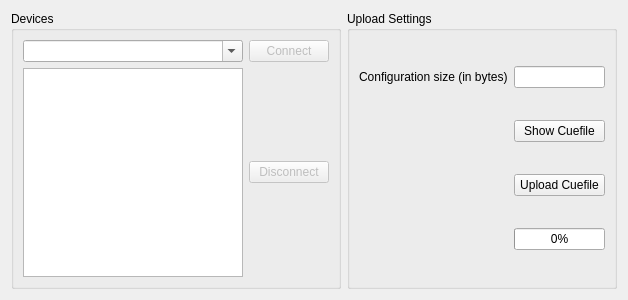
This is src/widget/devicecontrolwidget.ui in 8bitbuddhist/PixelMaestro-Studio as Qt 5 draws it before an edit. The edited form follows.
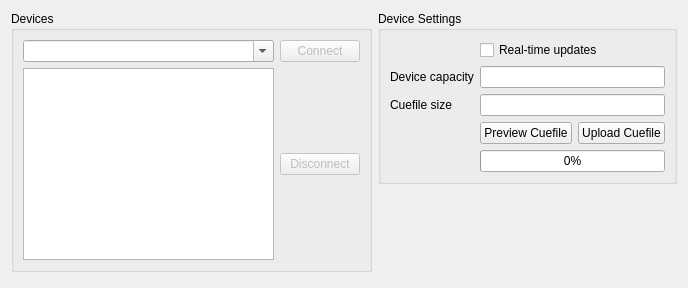
This is the edited form.

Commit message: SerialDevice - Added utility class for managing individual serial devices. MainWindow - File choosers now remember the last directory used. DeviceControlWidget - Added checkbox to toggle real-time updates of devices.

```diff
--- a/src/widget/devicecontrolwidget.ui
+++ b/src/widget/devicecontrolwidget.ui
@@ -6,40 +6,104 @@
    <rect>
     <x>0</x>
     <y>0</y>
-    <width>628</width>
-    <height>300</height>
+    <width>688</width>
+    <height>288</height>
    </rect>
   </property>
   <property name="windowTitle">
    <string>Form</string>
   </property>
   <layout class="QGridLayout" name="gridLayout">
-   <item row="0" column="0">
+   <item row="0" column="1" alignment="Qt::AlignTop">
+    <widget class="QGroupBox" name="deviceSettingsGroupBox">
+     <property name="title">
+      <string>Device Settings</string>
+     </property>
+     <layout class="QGridLayout" name="gridLayout_3">
+      <item row="4" column="0">
+       <widget class="QLabel" name="label">
+        <property name="text">
+         <string>Cuefile size</string>
+        </property>
+       </widget>
+      </item>
+      <item row="8" column="1">
+       <widget class="QProgressBar" name="uploadProgressBar">
+        <property name="value">
+         <number>0</number>
+        </property>
+        <property name="invertedAppearance">
+         <bool>false</bool>
+        </property>
+       </widget>
+      </item>
+      <item row="3" column="1">
+       <widget class="QLineEdit" name="capacityLineEdit"/>
+      </item>
+      <item row="4" column="1">
+       <widget class="QLineEdit" name="configSizeLineEdit">
+        <property name="readOnly">
+         <bool>true</bool>
+        </property>
+       </widget>
+      </item>
+      <item row="3" column="0">
+       <widget class="QLabel" name="label_2">
+        <property name="text">
+         <string>Device capacity</string>
+        </property>
+       </widget>
+      </item>
+      <item row="2" column="1">
+       <widget class="QCheckBox" name="realTimeCheckBox">
+        <property name="toolTip">
+         <string>Updates the device as soon as the action is performed.</string>
+        </property>
+        <property name="text">
+         <string>Real-time updates</string>
+        </property>
+       </widget>
+      </item>
+      <item row="6" column="1">
+       <layout class="QHBoxLayout" name="cuefileLayout">
+        <item>
+         <widget class="QPushButton" name="interpretCuePushButton">
+          <property name="text">
+           <string>Preview Cuefile</string>
+          </property>
+         </widget>
+        </item>
+        <item>
+         <widget class="QPushButton" name="sendPushButton">
+          <property name="text">
+           <string>Upload Cuefile</string>
+          </property>
+         </widget>
+        </item>
+       </layout>
+      </item>
+     </layout>
+    </widget>
+   </item>
+   <item row="0" column="0" alignment="Qt::AlignTop">
     <widget class="QGroupBox" name="deviceListGroupBox">
      <property name="title">
       <string>Devices</string>
      </property>
      <layout class="QGridLayout" name="gridLayout_2">
-      <item row="0" column="0">
-       <widget class="QComboBox" name="serialOutputComboBox">
-        <property name="editable">
-         <bool>true</bool>
-        </property>
-       </widget>
-      </item>
-      <item row="0" column="1">
-       <widget class="QPushButton" name="addSerialDevicePushButton">
-        <property name="enabled">
-         <bool>false</bool>
-        </property>
-        <property name="text">
-         <string>Connect</string>
-        </property>
-       </widget>
-      </item>
       <item row="1" column="0">
        <widget class="QListWidget" name="serialOutputListWidget"/>
       </item>
+      <item row="0" column="1">
+       <widget class="QPushButton" name="addSerialDevicePushButton">
+        <property name="enabled">
+         <bool>false</bool>
+        </property>
+        <property name="text">
+         <string>Connect</string>
+        </property>
+       </widget>
+      </item>
       <item row="1" column="1">
        <widget class="QPushButton" name="removeSerialDevicePushButton">
         <property name="enabled">
@@ -50,53 +114,13 @@
         </property>
        </widget>
       </item>
-     </layout>
-    </widget>
-   </item>
-   <item row="0" column="1">
-    <widget class="QGroupBox" name="cueSizeGroupBox">
-     <property name="title">
-      <string>Upload Settings</string>
-     </property>
-     <layout class="QGridLayout" name="gridLayout_3">
-      <item row="2" column="1">
-       <widget class="QPushButton" name="sendPushButton">
-        <property name="text">
-         <string>Upload Cuefile</string>
-        </property>
-       </widget>
-      </item>
-      <item row="1" column="1">
-       <widget class="QPushButton" name="interpretCuePushButton">
-        <property name="text">
-         <string>Show Cuefile</string>
-        </property>
-       </widget>
-      </item>
       <item row="0" column="0">
-       <widget class="QLabel" name="label">
-        <property name="text">
-         <string>Configuration size (in bytes)</string>
-        </property>
-       </widget>
-      </item>
-      <item row="0" column="1">
-       <widget class="QLineEdit" name="configSizeLineEdit">
-        <property name="readOnly">
+       <widget class="QComboBox" name="serialOutputComboBox">
+        <property name="editable">
          <bool>true</bool>
         </property>
        </widget>
       </item>
-      <item row="3" column="1">
-       <widget class="QProgressBar" name="uploadProgressBar">
-        <property name="value">
-         <number>0</number>
-        </property>
-        <property name="invertedAppearance">
-         <bool>false</bool>
-        </property>
-       </widget>
-      </item>
      </layout>
     </widget>
    </item>
```
The commit also changes 10 other files.
